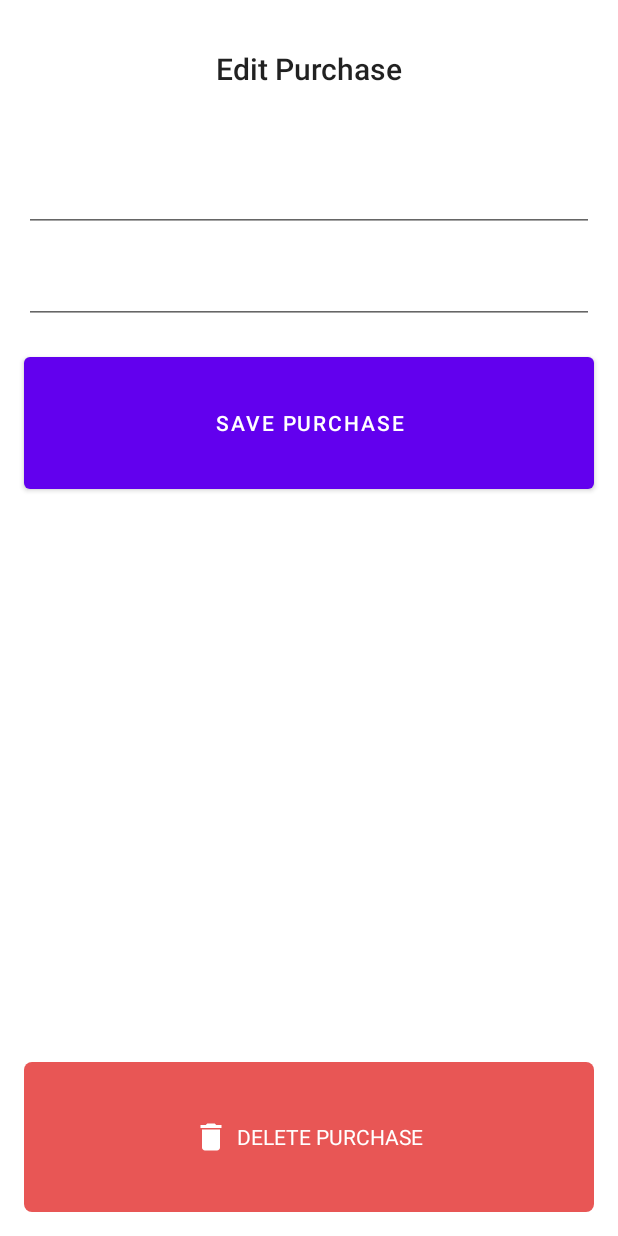
After one commit to SpudLaw/allowanceTracker, an Android app: the fragment PurchaseDetailsFragment placed in its activity, on a phone screen of 412 x 824 dp. The commit adds this screen. Run offline under Robolectric (Android 15) with nearby library versions, the phone set to English and light mode, and no system bars; our stand-ins replace Room's generated code.

Commit message:
passing data between fragments. not sure if it works, run it to make sure.

```diff
--- a/app/build.gradle
+++ b/app/build.gradle
@@ -38,6 +38,7 @@ android {
 
 apply plugin: 'kotlin-parcelize'
 apply plugin: 'kotlin-kapt'
+apply plugin: 'androidx.navigation.safeargs'
 
 dependencies {
 
@@ -49,6 +50,9 @@ dependencies {
     implementation 'androidx.lifecycle:lifecycle-livedata-ktx:2.2.0'
     implementation 'androidx.lifecycle:lifecycle-viewmodel-ktx:2.2.0'
     implementation 'androidx.fragment:fragment:1.3.6'
+    implementation 'androidx.navigation:navigation-fragment-ktx:2.3.5'
+    implementation 'androidx.navigation:navigation-ui-ktx:2.3.5'
+    implementation 'androidx.legacy:legacy-support-v4:1.0.0'
     testImplementation 'junit:junit:4.+'
     androidTestImplementation 'androidx.test.ext:junit:1.1.2'
     androidTestImplementation 'androidx.test.espresso:espresso-core:3.3.0'
--- /dev/null
+++ b/app/src/main/java/com/example/allowancetracker/PurchaseDetailsFragment.kt
@@ -0,0 +1,102 @@
+package com.example.allowancetracker
+
+import android.os.Bundle
+import androidx.fragment.app.Fragment
+import android.view.LayoutInflater
+import android.view.View
+import android.view.ViewGroup
+import android.widget.Toast
+import androidx.fragment.app.activityViewModels
+import com.example.allowancetracker.data.Purchase
+import com.example.allowancetracker.databinding.FragmentPurchaseDetailsBinding
+import com.example.allowancetracker.ui.main.MainViewModel
+
+// TODO: Rename parameter arguments, choose names that match
+// the fragment initialization parameters, e.g. ARG_ITEM_NUMBER
+private const val PURCHASE_ARG = "purchase_arg"
+
+/**
+ * A simple [Fragment] subclass.
+ * Use the [PurchaseDetailsFragment.newInstance] factory method to
+ * create an instance of this fragment.
+ */
+class PurchaseDetailsFragment : Fragment() {
+    private var purchase: Purchase? = null
+    private lateinit var binding: FragmentPurchaseDetailsBinding
+    private val viewModel: MainViewModel by activityViewModels()
+
+    override fun onCreate(savedInstanceState: Bundle?) {
+        super.onCreate(savedInstanceState)
+        arguments?.let {
+            purchase = it.getParcelable(PURCHASE_ARG)
+        }
+    }
+
+    override fun onCreateView(
+        inflater: LayoutInflater, container: ViewGroup?,
+        savedInstanceState: Bundle?
+    ): View {
+        binding = FragmentPurchaseDetailsBinding.inflate(inflater, container, false)
+        return binding.root
+    }
+
+    override fun onViewCreated(view: View, savedInstanceState: Bundle?) {
+        super.onViewCreated(view, savedInstanceState)
+
+        with(binding) {
+            saveButton.setOnClickListener {
+                if (costEditText.text?.isNotBlank() == true || descriptionEditText.text?.isNotBlank() == true) {
+                    if (costEditText.text?.isNotBlank() == true) {
+                        viewModel.purchases.value?.forEach lit@ {
+                            if (it.id == purchase?.id) {
+                                purchase?.cost = costEditText.text.toString().toDouble()
+                                return@lit
+                            }
+                        }
+                    }
+
+                    if(descriptionEditText.text?.isNotBlank() == true) {
+                        viewModel.purchases.value?.forEach lit@ {
+                            if (it.id == purchase?.id) {
+                                purchase?.description = descriptionEditText.text.toString()
+                                return@lit
+                            }
+                        }
+                    }
+                } else {
+                    Toast.makeText(
+                        context,
+                        "Please enter cost or description",
+                        Toast.LENGTH_LONG
+                    ).show()
+                }
+            }
+
+            deleteButton.setOnClickListener {
+                viewModel.purchases.value?.forEach {
+                    if (it.id == purchase?.id) {
+                        viewModel.delete(purchase!!)
+                    }
+                }
+            }
+        }
+    }
+
+    companion object {
+        /**
+         * Use this factory method to create a new instance of
+         * this fragment using the provided parameters.
+         *
+         * @param purchase Purchase
+         * @return A new instance of fragment PurchaseDetailsFragment.
+         */
+        // TODO: Rename and change types and number of parameters
+        @JvmStatic
+        fun newInstance(purchase: Purchase) =
+            PurchaseDetailsFragment().apply {
+                arguments = Bundle().apply {
+                    putParcelable(PURCHASE_ARG, purchase)
+                }
+            }
+    }
+}
--- a/app/src/main/java/com/example/allowancetracker/data/Purchase.kt
+++ b/app/src/main/java/com/example/allowancetracker/data/Purchase.kt
@@ -11,7 +11,7 @@ import java.util.*
 @Entity(tableName = "purchase_table")
 data class Purchase(
     @PrimaryKey(autoGenerate = true) val id: Int = 0,
-    @ColumnInfo(name = "cost") val cost: Double,
+    @ColumnInfo(name = "cost") var cost: Double,
     @ColumnInfo(name = "date") val date: Date?,
-    @ColumnInfo(name = "description") val description: String
+    @ColumnInfo(name = "description") var description: String
 ) : Parcelable
--- a/app/src/main/java/com/example/allowancetracker/data/PurchaseDao.kt
+++ b/app/src/main/java/com/example/allowancetracker/data/PurchaseDao.kt
@@ -16,4 +16,7 @@ interface PurchaseDao {
 
     @Query("DELETE FROM purchase_table")
     suspend fun deleteAll()
+
+    @Query("DELETE FROM purchase_table WHERE id = :purchaseId")
+    suspend fun delete(vararg purchaseId: Int)
 }
--- a/app/src/main/java/com/example/allowancetracker/data/PurchaseRepository.kt
+++ b/app/src/main/java/com/example/allowancetracker/data/PurchaseRepository.kt
@@ -10,4 +10,9 @@ class PurchaseRepository(private val purchaseDao: PurchaseDao) {
     suspend fun insert(purchase: Purchase) {
         purchaseDao.add(purchase)
     }
+
+    @WorkerThread
+    suspend fun delete(purchase: Purchase) {
+        purchaseDao.delete(purchase.id)
+    }
 }
--- a/app/src/main/java/com/example/allowancetracker/ui/main/MainFragment.kt
+++ b/app/src/main/java/com/example/allowancetracker/ui/main/MainFragment.kt
@@ -7,6 +7,7 @@ import android.view.ViewGroup
 import android.widget.Toast
 import androidx.core.view.isVisible
 import androidx.fragment.app.Fragment
+import androidx.fragment.app.activityViewModels
 import androidx.lifecycle.ViewModelProvider
 import androidx.recyclerview.widget.LinearLayoutManager
 import com.example.allowancetracker.data.Purchase
@@ -14,8 +15,8 @@ import com.example.allowancetracker.databinding.MainFragmentBinding
 
 class MainFragment : Fragment() {
 
+    private val viewModel: MainViewModel by activityViewModels()
     private lateinit var binding: MainFragmentBinding
-    private lateinit var viewModel: MainViewModel
     private lateinit var purchasesAdapter: PurchasesAdapter
 
 
@@ -35,8 +36,6 @@ class MainFragment : Fragment() {
 
     override fun onViewCreated(view: View, savedInstanceState: Bundle?) {
         super.onViewCreated(view, savedInstanceState)
-
-        viewModel = ViewModelProvider(this).get(MainViewModel::class.java)
 
         viewModel.balance.observe(viewLifecycleOwner, { allowance ->
             binding.balanceValue.text = String.format("$%.2f", allowance)
--- a/app/src/main/java/com/example/allowancetracker/ui/main/MainViewModel.kt
+++ b/app/src/main/java/com/example/allowancetracker/ui/main/MainViewModel.kt
@@ -53,4 +53,8 @@ class MainViewModel(application: Application) : AndroidViewModel(application) {
             this?.apply()
         }
     }
+
+    fun delete(purchase: Purchase) = viewModelScope.launch {
+        repository.delete(purchase)
+    }
 }
--- a/app/src/main/java/com/example/allowancetracker/ui/main/PurchasesAdapter.kt
+++ b/app/src/main/java/com/example/allowancetracker/ui/main/PurchasesAdapter.kt
@@ -2,6 +2,7 @@ package com.example.allowancetracker.ui.main
 
 import android.view.LayoutInflater
 import android.view.ViewGroup
+import androidx.navigation.findNavController
 import androidx.recyclerview.widget.RecyclerView
 import com.example.allowancetracker.data.Purchase
 import com.example.allowancetracker.databinding.ListItemPurchaseBinding
@@ -14,6 +15,11 @@ class PurchasesAdapter : RecyclerView.Adapter<PurchasesAdapter.ViewHolder>() {
         fun bind(purchase: Purchase) {
             binding.costTextview.text = String.format("$%.2f", purchase.cost)
             binding.descriptionTextview.text = purchase.description
+
+            binding.root.setOnClickListener {
+                val action = MainFragmentDirections.actionMainFragmentToPurchaseDetailsFragment2(purchase)
+                binding.root.findNavController().navigate(action)
+            }
         }
     }
 
--- /dev/null
+++ b/app/src/main/res/drawable/ic_baseline_delete_24.xml
@@ -0,0 +1,5 @@
+<vector android:height="24dp" android:tint="#FFFFFF"
+    android:viewportHeight="24" android:viewportWidth="24"
+    android:width="24dp" xmlns:android="http://schemas.android.com/apk/res/android">
+    <path android:fillColor="@android:color/white" android:pathData="M6,19c0,1.1 0.9,2 2,2h8c1.1,0 2,-0.9 2,-2V7H6v12zM19,4h-3.5l-1,-1h-5l-1,1H5v2h14V4z"/>
+</vector>
--- a/app/src/main/res/drawable/myrect.xml
+++ b/app/src/main/res/drawable/myrect.xml
@@ -1,6 +1,6 @@
-<!-- res/drawable/myrect.xml -->
-<shape xmlns:android="http://schemas.android.com/apk/res/android"
-    android:shape="rectangle">
-    <solid android:color="#42000000" />
-    <corners android:radius="5dp" />
+<?xml version="1.0" encoding="UTF-8"?>
+<shape xmlns:android="http://schemas.android.com/apk/res/android">
+    <solid android:color="@color/red"/>
+    <corners android:radius="5dp"/>
+    <padding android:left="0dp" android:top="0dp" android:right="0dp" android:bottom="0dp" />
 </shape>
--- /dev/null
+++ b/app/src/main/res/layout/fragment_purchase_details.xml
@@ -0,0 +1,75 @@
+<?xml version="1.0" encoding="utf-8"?>
+<androidx.constraintlayout.widget.ConstraintLayout xmlns:android="http://schemas.android.com/apk/res/android"
+    xmlns:app="http://schemas.android.com/apk/res-auto"
+    android:layout_width="match_parent"
+    android:layout_height="match_parent">
+
+    <TextView
+        android:id="@+id/edit_purchase_title"
+        android:layout_width="wrap_content"
+        android:layout_height="wrap_content"
+        android:layout_marginTop="32dp"
+        android:text="@string/edit_purchase_title"
+        android:textAppearance="@style/TextAppearance.AppCompat.Title"
+        app:layout_constraintBottom_toTopOf="@id/cost_edit_text"
+        app:layout_constraintEnd_toEndOf="parent"
+        app:layout_constraintStart_toStartOf="parent"
+        app:layout_constraintTop_toTopOf="parent" />
+
+    <com.google.android.material.textfield.TextInputEditText
+        android:id="@+id/cost_edit_text"
+        android:layout_width="match_parent"
+        android:layout_height="wrap_content"
+        android:layout_marginHorizontal="16dp"
+        android:textAlignment="textEnd"
+        android:layout_marginTop="50dp"
+        android:inputType="numberDecimal"
+        app:layout_constraintTop_toBottomOf="@id/edit_purchase_title" />
+
+    <com.google.android.material.textfield.TextInputEditText
+        android:id="@+id/description_edit_text"
+        android:layout_width="match_parent"
+        android:layout_height="wrap_content"
+        android:layout_marginHorizontal="16dp"
+        android:layout_marginTop="16dp"
+        app:layout_constraintTop_toBottomOf="@+id/cost_edit_text" />
+
+    <Button
+        android:id="@+id/save_button"
+        android:layout_width="match_parent"
+        android:layout_height="100dp"
+        android:layout_marginHorizontal="16dp"
+        android:layout_marginTop="16dp"
+        android:text="@string/save_purchase_button_label"
+        app:layout_constraintTop_toBottomOf="@id/description_edit_text" />
+
+    <LinearLayout
+        android:id="@+id/deleteButton"
+        android:layout_width="match_parent"
+        android:layout_height="100dp"
+        android:layout_marginHorizontal="16dp"
+        android:layout_marginTop="15dp"
+        android:layout_marginBottom="16dp"
+        android:background="@drawable/myrect"
+        android:backgroundTint="@color/red"
+        android:gravity="center"
+        app:layout_constraintBottom_toBottomOf="parent">
+
+        <ImageView
+            android:layout_width="wrap_content"
+            android:layout_height="wrap_content"
+            android:layout_marginEnd="5dp"
+            android:background="@color/red"
+            android:contentDescription="@string/delete_content_desc"
+            android:src="@drawable/ic_baseline_delete_24" />
+
+        <TextView
+            android:layout_width="wrap_content"
+            android:layout_height="wrap_content"
+            android:background="@color/red"
+            android:text="@string/delete_purchase_button_label"
+            android:textColor="@android:color/white" />
+
+    </LinearLayout>
+
+</androidx.constraintlayout.widget.ConstraintLayout>
--- a/app/src/main/res/layout/main_activity.xml
+++ b/app/src/main/res/layout/main_activity.xml
@@ -4,14 +4,17 @@
     android:layout_height="match_parent">
 
     <androidx.fragment.app.FragmentContainerView
-        android:id="@+id/main_fragment"
-        android:name="com.example.allowancetracker.ui.main.MainFragment"
+        android:id="@+id/nav_host_fragment"
+        android:name="androidx.navigation.fragment.NavHostFragment"
         android:layout_width="0dp"
         android:layout_height="0dp"
-        app:layout_constraintBottom_toBottomOf="parent"
         app:layout_constraintLeft_toLeftOf="parent"
         app:layout_constraintRight_toRightOf="parent"
-        app:layout_constraintTop_toTopOf="parent" />
+        app:layout_constraintTop_toTopOf="parent"
+        app:layout_constraintBottom_toBottomOf="parent"
+
+        app:defaultNavHost="true"
+        app:navGraph="@navigation/nav_graph" />
 
 
 </androidx.constraintlayout.widget.ConstraintLayout>
--- /dev/null
+++ b/app/src/main/res/navigation/nav_graph.xml
@@ -0,0 +1,26 @@
+<?xml version="1.0" encoding="utf-8"?>
+<navigation xmlns:android="http://schemas.android.com/apk/res/android"
+    xmlns:app="http://schemas.android.com/apk/res-auto"
+    xmlns:tools="http://schemas.android.com/tools"
+    android:id="@+id/nav_graph"
+    app:startDestination="@id/mainFragment">
+
+    <fragment
+        android:id="@+id/mainFragment"
+        android:name="com.example.allowancetracker.ui.main.MainFragment"
+        android:label="main_fragment"
+        tools:layout="@layout/main_fragment" >
+        <action
+            android:id="@+id/action_mainFragment_to_purchaseDetailsFragment2"
+            app:destination="@id/purchaseDetailsFragment" />
+    </fragment>
+    <fragment
+        android:id="@+id/purchaseDetailsFragment"
+        android:name="com.example.allowancetracker.PurchaseDetailsFragment"
+        android:label="fragment_purchase_details"
+        tools:layout="@layout/fragment_purchase_details" >
+        <argument
+            android:name="purchase"
+            app:argType="com.example.allowancetracker.data.Purchase" />
+    </fragment>
+</navigation>
--- a/app/src/main/res/values/colors.xml
+++ b/app/src/main/res/values/colors.xml
@@ -7,4 +7,5 @@
     <color name="teal_700">#FF018786</color>
     <color name="black">#FF000000</color>
     <color name="white">#FFFFFFFF</color>
+    <color name="red">#e85655</color>
 </resources>
--- a/app/src/main/res/values/strings.xml
+++ b/app/src/main/res/values/strings.xml
@@ -11,4 +11,10 @@
     <string name="set_allowance_button_label">Set Allowance</string>
     <string name="add_to_balance_button_label">Add to Balance</string>
     <string name="add_to_balance_button_content_desc">Add to Balance Button</string>
+    <string name="delete_purchase_button_label">DELETE PURCHASE</string>
+    <string name="delete_content_desc">Delete</string>
+    <string name="save_purchase_button_label">Save Purchase</string>
+    <!-- TODO: Remove or change this placeholder text -->
+    <string name="hello_blank_fragment">Hello blank fragment</string>
+    <string name="edit_purchase_title">Edit Purchase</string>
 </resources>
--- a/build.gradle
+++ b/build.gradle
@@ -8,6 +8,8 @@ buildscript {
     dependencies {
         classpath 'com.android.tools.build:gradle:7.0.3'
         classpath "org.jetbrains.kotlin:kotlin-gradle-plugin:$kotlin_version"
+        def nav_version = "2.3.5"
+        classpath "androidx.navigation:navigation-safe-args-gradle-plugin:$nav_version"
 
         // NOTE: Do not place your application dependencies here; they belong
         // in the individual module build.gradle files
```
